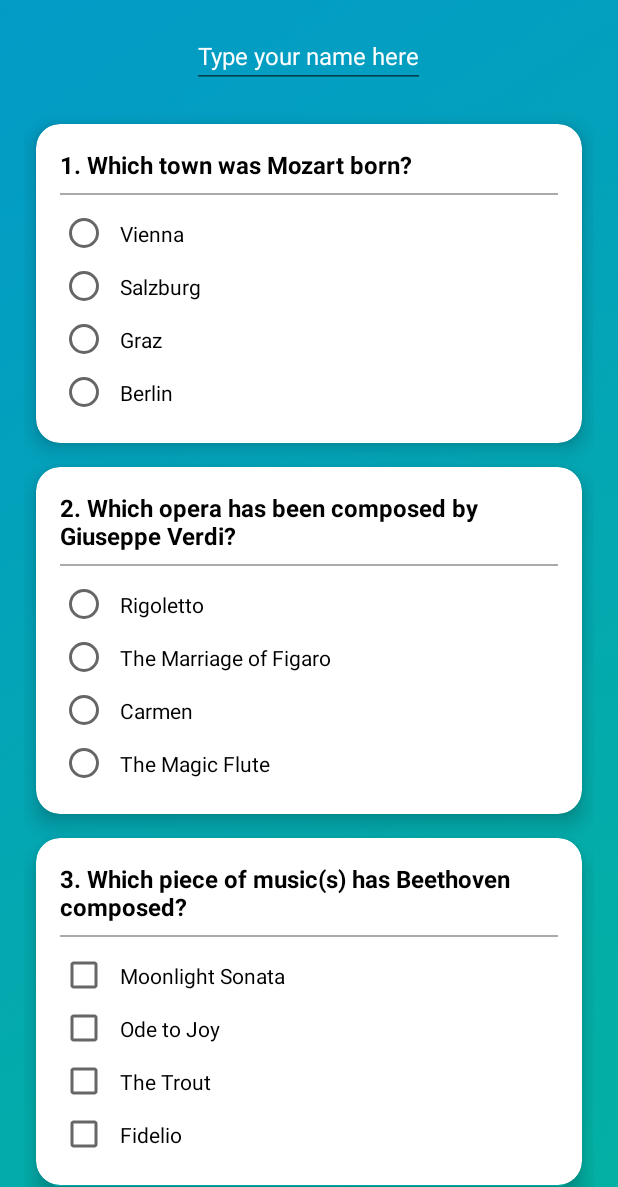
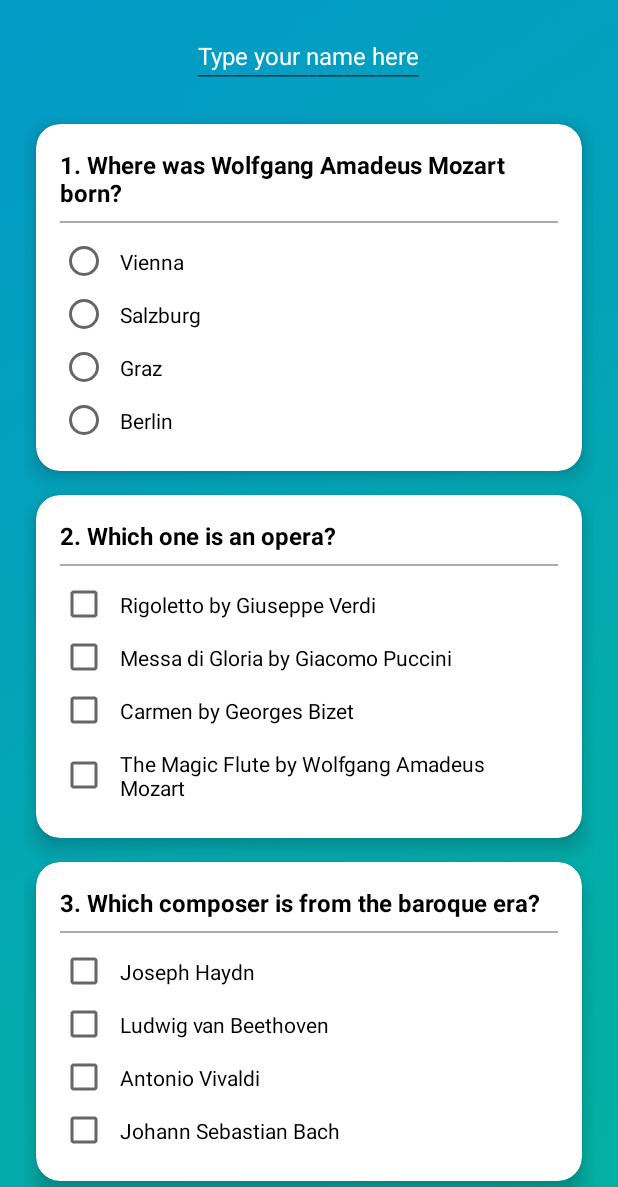
Before and after one commit to Trubius/QuizApp, an Android app: the screen it shows after launch (MainActivity), on a phone screen of 412 x 824 dp, the part 49-1236 px from its top. Run offline under Robolectric (Android 15) with nearby library versions, the phone set to English and light mode, and no system bars.

Commit message:
- questions and answers rework

```diff
--- a/app/src/main/java/com/example/android/quizapp/MainActivity.java
+++ b/app/src/main/java/com/example/android/quizapp/MainActivity.java
@@ -25,9 +25,9 @@ public class MainActivity extends AppCompatActivity implements View.OnClickListe
     MediaPlayer mPlayer;
     private int score = 0;
     private EditText nameField;
-    private RadioGroup q1, q2, q4, q6;
+    private RadioGroup q1, q4, q6;
     private RadioButton q1_a2;
-    private RadioButton q2_a1;
+    private CheckBox q2_a1, q2_a2, q2_a3, q2_a4;
     private CheckBox q3_a1, q3_a2, q3_a3, q3_a4;
     private RadioButton q4_a4;
     private EditText q5_a1;
@@ -44,18 +44,20 @@ public class MainActivity extends AppCompatActivity implements View.OnClickListe
         submitButton = findViewById(R.id.submit_button);
         playButton = findViewById(R.id.play_button);
         q1 = findViewById(R.id.q1_radiogroup);
-        q2 = findViewById(R.id.q2_radiogroup);
         q4 = findViewById(R.id.q4_radiogroup);
         q6 = findViewById(R.id.q6_radiogroup);
-        q1_a2 = findViewById(R.id.q1_a2_radiobutton); //correct answer
-        q2_a1 = findViewById(R.id.q2_a1_radiobutton); //correct answer
-        q3_a1 = findViewById(R.id.q3_a1_checkbox); //correct answer
-        q3_a2 = findViewById(R.id.q3_a2_checkbox); //correct answer
+        q1_a2 = findViewById(R.id.q1_a2_radiobutton);
+        q2_a1 = findViewById(R.id.q2_a1_checkbox);
+        q2_a2 = findViewById(R.id.q2_a2_checkbox);
+        q2_a3 = findViewById(R.id.q2_a3_checkbox);
+        q2_a4 = findViewById(R.id.q2_a4_checkbox);
+        q3_a1 = findViewById(R.id.q3_a1_checkbox);
+        q3_a2 = findViewById(R.id.q3_a2_checkbox);
         q3_a3 = findViewById(R.id.q3_a3_checkbox);
-        q3_a4 = findViewById(R.id.q3_a4_checkbox); //correct answer
-        q4_a4 = findViewById(R.id.q4_a4_radiobutton); //correct answer
-        q5_a1 = findViewById(R.id.q5_a1_text); //correct answer is 21
-        q6_a3 = findViewById(R.id.q6_a3_radiobutton); //correct answer
+        q3_a4 = findViewById(R.id.q3_a4_checkbox);
+        q4_a4 = findViewById(R.id.q4_a4_radiobutton);
+        q5_a1 = findViewById(R.id.q5_a1_text);
+        q6_a3 = findViewById(R.id.q6_a3_radiobutton);
 
 
         submitButton.setTag(SUBMIT_TAG);
@@ -133,9 +135,9 @@ public class MainActivity extends AppCompatActivity implements View.OnClickListe
             Toast.makeText(this, "Don't forget to write down your name", Toast.LENGTH_LONG).show();
         } else if (q1.getCheckedRadioButtonId() == -1) {
             Toast.makeText(this, "Please answer the 1st question!", Toast.LENGTH_LONG).show();
-        } else if (q2.getCheckedRadioButtonId() == -1) {
+        } else if (!q2_a1.isChecked() && !q2_a2.isChecked() && !q2_a3.isChecked() && !q2_a4.isChecked()) {
             Toast.makeText(this, "Please answer the 2nd question!", Toast.LENGTH_LONG).show();
-        } else if (!q3_a1.isChecked() && !q3_a2.isChecked() && !q3_a4.isChecked() && !q3_a3.isChecked()) {
+        } else if (!q3_a1.isChecked() && !q3_a2.isChecked() && !q3_a3.isChecked() && !q3_a4.isChecked()) {
             Toast.makeText(this, "Please answer the 3rd question!", Toast.LENGTH_LONG).show();
         } else if (q4.getCheckedRadioButtonId() == -1) {
             Toast.makeText(this, "Please answer the 4th question!", Toast.LENGTH_LONG).show();
@@ -200,9 +202,13 @@ public class MainActivity extends AppCompatActivity implements View.OnClickListe
         score = 0;
 
         q1.clearCheck();
-        q2.clearCheck();
         q4.clearCheck();
         q6.clearCheck();
+
+        q2_a1.setChecked(false);
+        q2_a2.setChecked(false);
+        q2_a3.setChecked(false);
+        q2_a4.setChecked(false);
 
         q3_a1.setChecked(false);
         q3_a2.setChecked(false);
@@ -215,7 +221,7 @@ public class MainActivity extends AppCompatActivity implements View.OnClickListe
     }
 
     private void changeTextInputFieldColors(int colorCode) {
-        TextView[] inputs = {q1_a2, q2_a1, q3_a1, q3_a2, q3_a4, q4_a4, q5_a1, q6_a3};
+        TextView[] inputs = {q1_a2, q2_a1, q2_a3, q2_a4, q3_a3, q3_a4, q4_a4, q5_a1, q6_a3};
         for (int i = 0; i < inputs.length; i++) {
             inputs[i].setTextColor(getResources().getColor(colorCode));
         }
--- a/app/src/main/res/layout/activity_main.xml
+++ b/app/src/main/res/layout/activity_main.xml
@@ -111,32 +111,28 @@
 
                 <View style="@style/GreyLine" />
 
-                <RadioGroup
-                    android:id="@+id/q2_radiogroup"
-                    android:layout_width="match_parent"
-                    android:layout_height="match_parent">
 
-                    <RadioButton
-                        android:id="@+id/q2_a1_radiobutton"
+                <CheckBox
+                    android:id="@+id/q2_a1_checkbox"
                     style="@style/AnswerTheme"
                     android:text="@string/q2_answer1" />
 
-                    <RadioButton
-                        android:id="@+id/q2_a2_radiobutton"
+                <CheckBox
+                    android:id="@+id/q2_a2_checkbox"
                     style="@style/AnswerTheme"
                     android:text="@string/q2_answer2" />
 
 
-                    <RadioButton
-                        android:id="@+id/q2_a3_radiobutton"
+                <CheckBox
+                    android:id="@+id/q2_a3_checkbox"
                     style="@style/AnswerTheme"
                     android:text="@string/q2_answer3" />
 
-                    <RadioButton
-                        android:id="@+id/q2_a4_radiobutton"
+                <CheckBox
+                    android:id="@+id/q2_a4_checkbox"
                     style="@style/AnswerTheme"
                     android:text="@string/q2_answer4" />
-                </RadioGroup>
+
             </LinearLayout>
         </android.support.v7.widget.CardView>
 
--- a/app/src/main/res/values/strings.xml
+++ b/app/src/main/res/values/strings.xml
@@ -2,33 +2,33 @@
     <string name="app_name">Quiz App</string>
     <string name="music_quiz">Music quiz</string>
     <string name="write_your_name_here">Type your name here</string>
-    <string name="question1">1. Which town was Mozart born?</string>
+    <string name="question1">1. Where was Wolfgang Amadeus Mozart born?</string>
     <string name="q1_answer1">Vienna</string>
     <string name="q1_answer2">Salzburg</string>
     <string name="q1_answer3">Graz</string>
     <string name="q1_answer4">Berlin</string>
-    <string name="question2">2. Which opera has been composed by Giuseppe Verdi?</string>
-    <string name="q2_answer1">Rigoletto</string>
-    <string name="q2_answer2">The Marriage of Figaro</string>
-    <string name="q2_answer3">Carmen</string>
-    <string name="q2_answer4">The Magic Flute</string>
-    <string name="question3">3. Which piece of music(s) has Beethoven composed?</string>
-    <string name="q3_answer1">Moonlight Sonata</string>
-    <string name="q3_answer2">Ode to Joy</string>
-    <string name="q3_answer3">The Trout</string>
-    <string name="q3_answer4">Fidelio</string>
+    <string name="question2">2. Which one is an opera?</string>
+    <string name="q2_answer1">Rigoletto by Giuseppe Verdi</string>
+    <string name="q2_answer2">Messa di Gloria by Giacomo Puccini</string>
+    <string name="q2_answer3">Carmen by Georges Bizet</string>
+    <string name="q2_answer4">The Magic Flute by Wolfgang Amadeus Mozart</string>
+    <string name="question3">3. Which composer is from the baroque era?</string>
+    <string name="q3_answer1">Joseph Haydn</string>
+    <string name="q3_answer2">Ludwig van Beethoven</string>
+    <string name="q3_answer3">Antonio Vivaldi</string>
+    <string name="q3_answer4">Johann Sebastian Bach</string>
     <string name="question4">4. Who composed The Blue Danube waltz?</string>
-    <string name="q4_answer1">Chopin</string>
-    <string name="q4_answer2">Schubert</string>
-    <string name="q4_answer3">Johann Strauss I</string>
+    <string name="q4_answer1">Frédéric Chopin</string>
+    <string name="q4_answer2">Franz Schubert</string>
+    <string name="q4_answer3">Johannes Brahms</string>
     <string name="q4_answer4">Johann Strauss II</string>
     <string name="question5">5. How many symphonies did Beethoven compose?</string>
     <string name="answer5">9</string>
     <string name="question6">6. Can you recognize this song? Tap play to listen!</string>
-    <string name="q6_answer1">Mozart: Piano Concerto No. 21 in C major, II. Andante</string>
-    <string name="q6_answer2">Beethoven: Turkish march in B-flat major, Vivace</string>
-    <string name="q6_answer3">Mozart: Piano Sonata No. 11 in A major, III. Alla turca</string>
-    <string name="q6_answer4">Liszt: La Campanella in G-sharp minor</string>
+    <string name="q6_answer1">Mozart: Piano Concerto No. 21 in C major, K. 467 - II. Andante</string>
+    <string name="q6_answer2">Beethoven: Turkish march in B-flat major, Op. 113 - Vivace</string>
+    <string name="q6_answer3">Mozart: Piano Sonata No. 11 in A major, K. 331 - III. Rondo \"Alla turca\"</string>
+    <string name="q6_answer4">Liszt: Grandes Études de Paganini No. 3 in G-sharp minor, S. 141 - \"La Campanella\"</string>
     <string name="write_your_answer">Write your answer here</string>
     <string name="submit">Submit</string>
     <string name="play_again">Play again</string>
```
Lines whose indentation alone changed are shown as unchanged.
